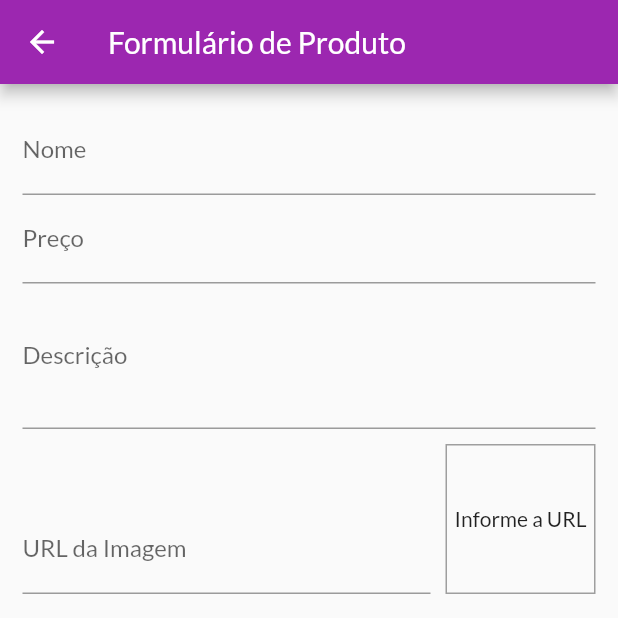
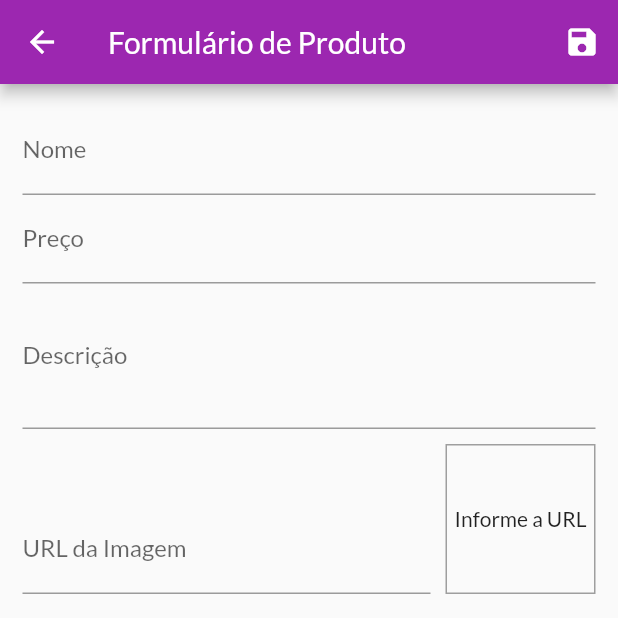
Before and after one commit to LeonardoJaques/shop-flutter, a Flutter app: the ProductFormPage screen opened by its route, on a phone screen of 412 x 824 dp, the top half of it. Run offline on Flutter 3.47's test engine with Material 2 defaults, Android fonts, the phone set to English and light mode, and no system bars; network calls fail.

Commit message:
fix: form reorder position of functions get form data

```diff
--- a/lib/pages/product_form_page.dart
+++ b/lib/pages/product_form_page.dart
@@ -1,6 +1,9 @@
 // ignore_for_file: unused_element
 
+import 'dart:math';
+
 import 'package:flutter/material.dart';
+import 'package:shop_flutter/models/products.dart';
 
 class ProductFormPage extends StatefulWidget {
   const ProductFormPage({super.key});
@@ -10,78 +13,109 @@ class ProductFormPage extends StatefulWidget {
 }
 
 class _ProductFormPageState extends State<ProductFormPage> {
-  @override
-  Widget build(BuildContext context) {
-    final priceFocus = FocusNode();
-    final descriptionFocus = FocusNode();
-    final imageURLFocus = FocusNode();
-    final ValueChanged<bool>? onFocusChange;
+  final _priceFocus = FocusNode();
+  final _descriptionFocus = FocusNode();
 
-    TextEditingController imageURLController = TextEditingController();
-    void updateImage() {
-      setState(() {});
+  final _imageURLFocus = FocusNode();
+  final _imageURLController = TextEditingController();
+
+  final _formKey = GlobalKey<FormState>();
+  final _formData = <String, Object>{};
+
+  void updateImage() => setState(() {});
+
+  void _submitForm() {
+    _formKey.currentState?.save();
+    final newProduct = Product(
+      id: Random().nextDouble().toString(),
+      name: _formData['name'] as String,
+      description: _formData['description'] as String,
+      price: _formData['price'] as double,
+      imageUrl: _formData['imageUrl'] as String,
+    );
+    print(newProduct.id);
+    print(newProduct.name);
+    print(newProduct.description);
+    print(newProduct.price);
   }
-
-//https://cdn.pixabay.com/photo/2012/04/18/23/18/dart-38220__180.png
 
   @override
   void dispose() {
     super.dispose();
-      priceFocus.dispose();
-      descriptionFocus.dispose();
+    _priceFocus.dispose();
+    _descriptionFocus.dispose();
 
-      imageURLFocus.removeListener(updateImage);
-      imageURLFocus.dispose();
+    _imageURLFocus.removeListener(updateImage);
+    _imageURLFocus.dispose();
   }
 
   @override
   void initState() {
     super.initState();
-      imageURLFocus.addListener(updateImage);
+    _imageURLFocus.addListener(updateImage);
   }
 
+//https://cdn.pixabay.com/photo/2016/10/18/20/18/international-1751293_640.png
+  @override
+  Widget build(BuildContext context) {
     return Scaffold(
         appBar: AppBar(
           title: const Text('Formulário de Produto'),
+          actions: [
+            IconButton(
+              icon: const Icon(Icons.save),
+              onPressed: _submitForm,
+            )
+          ],
         ),
         body: Padding(
           padding: const EdgeInsets.all(15.0),
           child: Form(
+              key: _formKey,
               child: ListView(
                 children: [
                   TextFormField(
                     decoration: const InputDecoration(labelText: 'Nome'),
                     textInputAction: TextInputAction.next,
                     onFieldSubmitted: (_) {
-                  FocusScope.of(context).requestFocus(priceFocus);
+                      FocusScope.of(context).requestFocus(_priceFocus);
                     },
+                    onSaved: (name) => _formData['name'] = name ?? '',
                   ),
                   TextFormField(
                     decoration: const InputDecoration(labelText: 'Preço'),
                     textInputAction: TextInputAction.next,
-                focusNode: priceFocus,
+                    focusNode: _priceFocus,
                     keyboardType:
                         const TextInputType.numberWithOptions(decimal: true),
                     onFieldSubmitted: (_) {
-                  FocusScope.of(context).requestFocus(descriptionFocus);
+                      FocusScope.of(context).requestFocus(_descriptionFocus);
                     },
+                    onSaved: (price) =>
+                        _formData['price'] = double.parse(price ?? '0'),
                   ),
                   TextFormField(
                     decoration: const InputDecoration(labelText: 'Descrição'),
-                focusNode: descriptionFocus,
+                    focusNode: _descriptionFocus,
                     keyboardType: TextInputType.multiline,
                     maxLines: 3,
+                    onSaved: (description) =>
+                        _formData['description'] = description ?? '',
                   ),
                   Row(
                     crossAxisAlignment: CrossAxisAlignment.end,
                     children: [
                       Expanded(
                         child: TextFormField(
-                      decoration: InputDecoration(labelText: 'URL da Imagem'),
+                          decoration:
+                              const InputDecoration(labelText: 'URL da Imagem'),
                           keyboardType: TextInputType.url,
                           textInputAction: TextInputAction.done,
-                      focusNode: imageURLFocus,
-                      controller: imageURLController,
+                          focusNode: _imageURLFocus,
+                          controller: _imageURLController,
+                          onFieldSubmitted: (_) => _submitForm(),
+                          onSaved: (imageUrl) =>
+                              _formData['imageUrl'] = imageUrl ?? '',
                         ),
                       ),
                       Container(
@@ -98,11 +132,13 @@ class _ProductFormPageState extends State<ProductFormPage> {
                           ),
                         ),
                         alignment: Alignment.center,
-                    child: imageURLController.text.isEmpty
-                        ? Text('Informe a URL')
+                        child: _imageURLController.text.isEmpty
+                            ? const Text('Informe a URL')
                             : FittedBox(
-                            child: Image.network("${imageURLController.text}"),
                                 fit: BoxFit.cover,
+                                child: Image.network(
+                                  _imageURLController.text,
+                                ),
                               ),
                       )
                     ],
```
Lines whose indentation alone changed are shown as unchanged.
